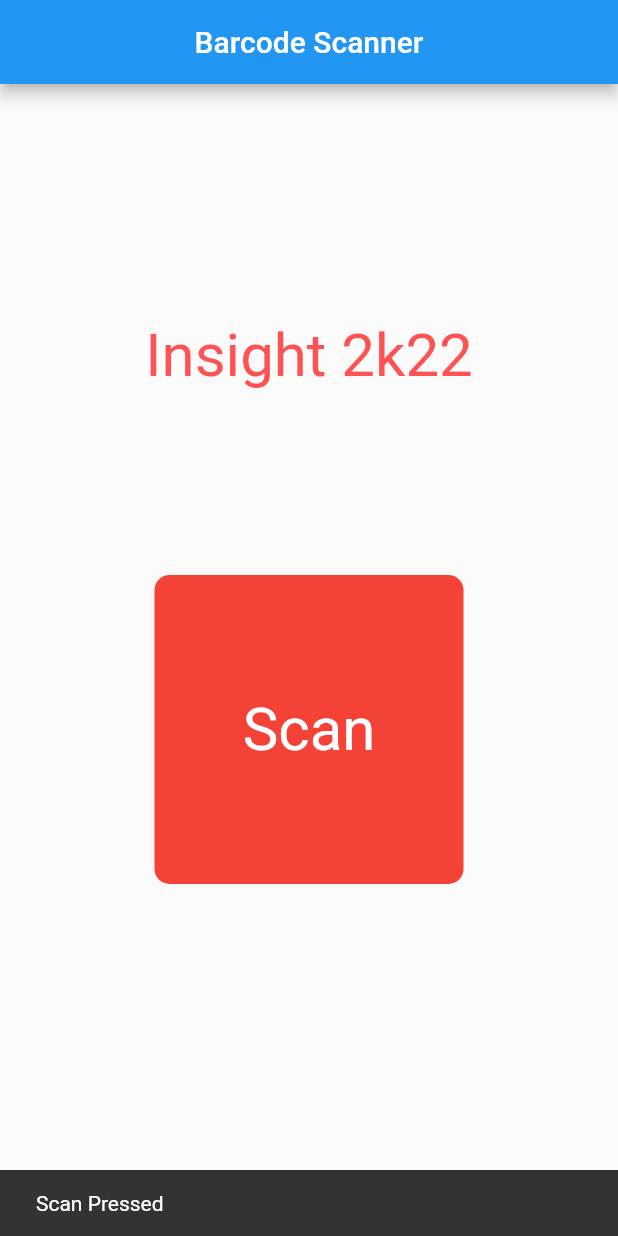
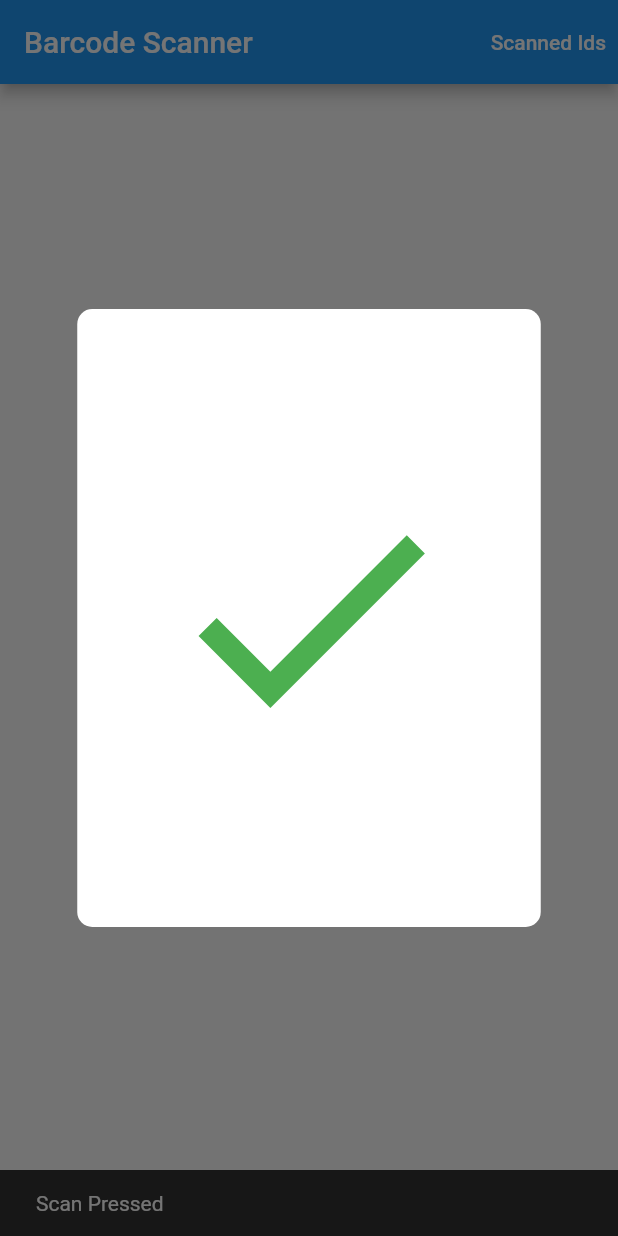
Before and after one commit to Priyanshu078/barcodeScanner-with-Firestore-Databse, a Flutter app: the screen it shows after launch, after a tap on "Scan", on a phone screen of 412 x 824 dp. Run offline on Flutter 3.47's test engine with Material 2 defaults, Android fonts, the phone set to English and light mode, and no system bars; our stand-ins replace cloud_firestore, firebase_core; missing offline and left inert: flutter_barcode_scanner; accounts and stored records are empty.

```diff
--- a/lib/homePage.dart
+++ b/lib/homePage.dart
@@ -1,3 +1,4 @@
+import 'package:barcodescanner/uidListPage.dart';
 import 'package:cloud_firestore/cloud_firestore.dart';
 import 'package:flutter/material.dart';
 import 'package:flutter_barcode_scanner/flutter_barcode_scanner.dart';
@@ -17,8 +18,19 @@ class _MyHomePageState extends State<MyHomePage> {
   Widget build(BuildContext context) {
     return Scaffold(
         appBar: AppBar(
-          centerTitle: true,
           title: Text(widget.title),
+          actions: [
+            TextButton(
+              onPressed: () {
+                Navigator.push(context,
+                    MaterialPageRoute(builder: (context) => const UIDList()));
+              },
+              child: const Text(
+                "Scanned Ids",
+                style: TextStyle(color: Colors.white),
+              ),
+            )
+          ],
         ),
         body: Column(
           children: [
@@ -73,20 +85,39 @@ class _MyHomePageState extends State<MyHomePage> {
     saveDataInDatabase(barcodeScanRes);
   }
 
-  void saveDataInDatabase(String uid) {
+  void saveDataInDatabase(String uid) async {
     CollectionReference reference = firestore.collection("UID");
     Map<String, dynamic> data = {"studentUID": uid};
-    reference
-        .add(data)
-        .then((value) => print("UID added"))
-        .catchError((error) => print("Failed to add uid $error"));
-
-    var uidS = getAlldata();
-    print(uidS.toString());
+    List uidList = await getAlldata();
+    if (!uidList.contains(uid)) {
+      showDialog(
+          context: context,
+          builder: (context) => dialog(Icons.check, "Get In", Colors.green));
+      reference
+          .add(data)
+          .then((value) => print("UID added"))
+          .catchError((error) => print("Failed to add uid $error"));
+    } else {
+      showDialog(
+          context: context,
+          builder: (context) =>
+              dialog(Icons.close, "Scanned Before!!!", Colors.red));
+    }
   }
 
-  Future<QuerySnapshot<Object?>> getAlldata() {
-    CollectionReference reference = firestore.collection("UID");
-    return reference.get();
+  Widget dialog(IconData icon, String text, Color color) {
+    return Center(
+      child: Container(
+        decoration: BoxDecoration(
+            color: Colors.white, borderRadius: BorderRadius.circular(10)),
+        height: MediaQuery.of(context).size.height / 2,
+        width: MediaQuery.of(context).size.width * 3 / 4,
+        child: Icon(
+          icon,
+          color: color,
+          size: MediaQuery.of(context).size.width / 2,
+        ),
+      ),
+    );
   }
 }
--- a/lib/uid.dart
+++ /dev/null
@@ -1,4 +0,0 @@
-class UID {
-  String uid;
-  UID(this.uid);
-}
```
Also changed, not shown: lib/uidListPage.dart (added, +64 -0 lines).
